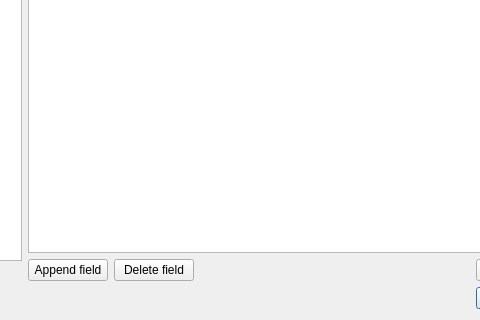
Qt form src/windows/SdDVariantTable.ui (usiksan/SaliCAD) before a commit; both pictures show x 332 to 812 and y 302 to 622 of the 1071 by 622 pixel window.
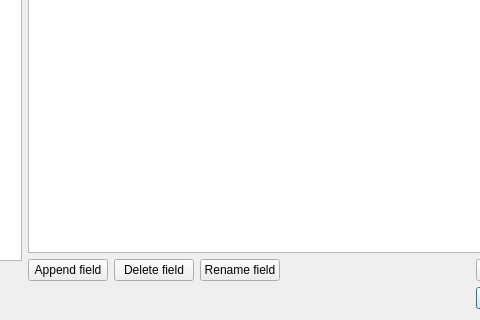
The same form after that commit.

Commit message: Append rename field button to variant table.

```diff
--- a/src/windows/SdDVariantTable.ui
+++ b/src/windows/SdDVariantTable.ui
@@ -82,6 +82,13 @@
            </property>
           </widget>
          </item>
+         <item>
+          <widget class="QPushButton" name="mVariantFieldRename">
+           <property name="text">
+            <string>Rename field</string>
+           </property>
+          </widget>
+         </item>
          <item>
           <spacer name="horizontalSpacer">
            <property name="orientation">
```
The commit also changes 5 other files.
